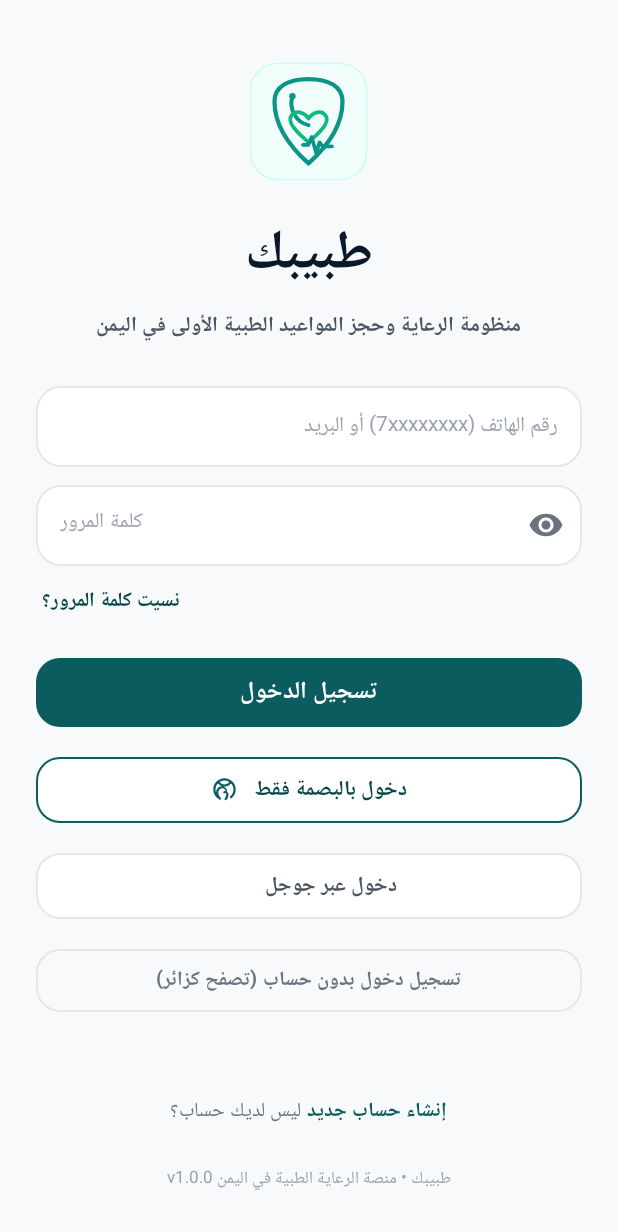
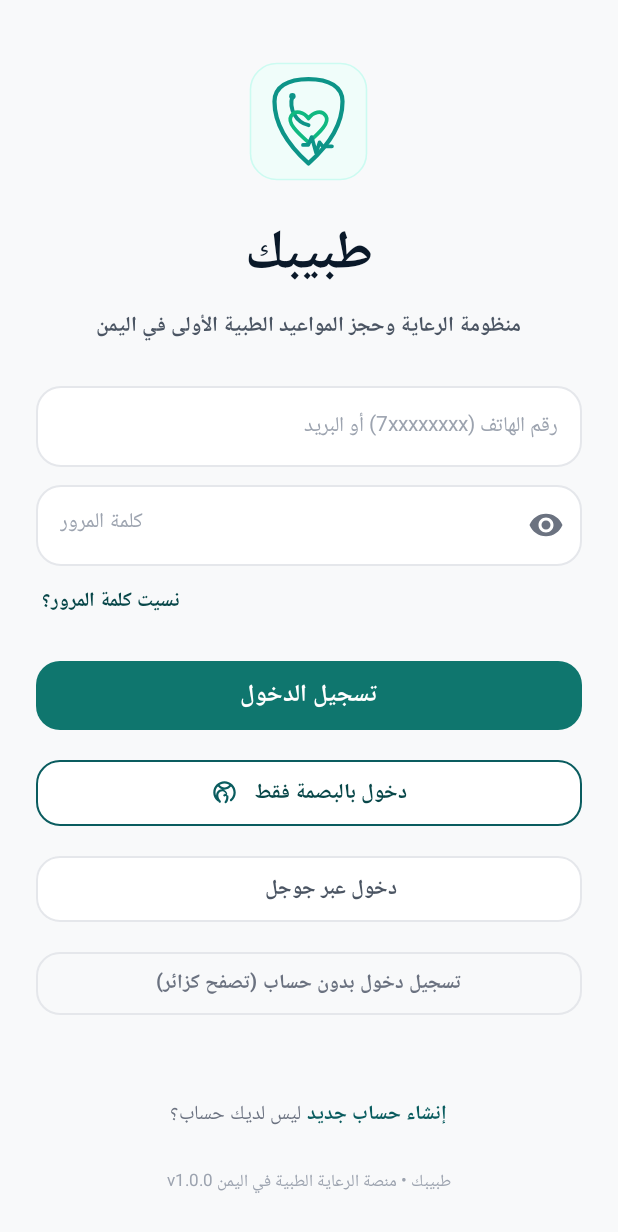
Before and after one commit to Alhaking1/medical-clinic-system, an Android app built with Jetpack Compose: the screen it shows after launch (LoginActivity), on a phone screen of 412 x 824 dp. Shown: the top 1232 px of the screen. Run offline under Robolectric (Android 15) with nearby library versions, the phone set to English and light mode, and no system bars; our stand-ins replace Dagger/Hilt's generated code; 4 statements that could not run were skipped.

Commit message:
style(ui): enhance patient login and auth screens with luxury buttons and inputs

```diff
--- a/apps/patient-app/app/src/main/res/layout/activity_login.xml
+++ b/apps/patient-app/app/src/main/res/layout/activity_login.xml
@@ -113,14 +113,14 @@
             android:id="@+id/btnPasswordLogin"
             android:layout_width="match_parent"
             android:layout_height="54dp"
-            android:layout_marginTop="18dp"
+            android:layout_marginTop="20dp"
             android:text="تسجيل الدخول"
             android:textSize="16sp"
             android:textStyle="bold"
             android:textColor="#FFFFFF"
             app:cornerRadius="16dp"
-            app:backgroundTint="@color/brand_primary"
-            app:elevation="2dp" />
+            app:backgroundTint="#0F766E"
+            app:elevation="3dp" />
 
         <!-- 4. زر دخول بالبصمة فقط -->
         <com.google.android.material.button.MaterialButton
```
Also changed, not shown: apps/patient-app/app/src/main/res/drawable/bg_input_field_luxury.xml (added, +9 -0 lines).
